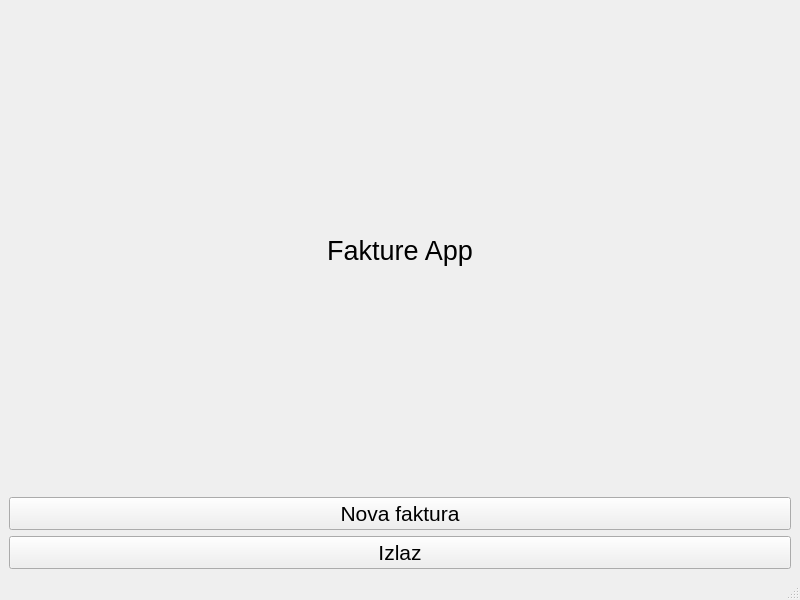
The window that ui/main_window.ui (tvle-exe/fakture_app) describes before a commit, drawn with Qt 5.
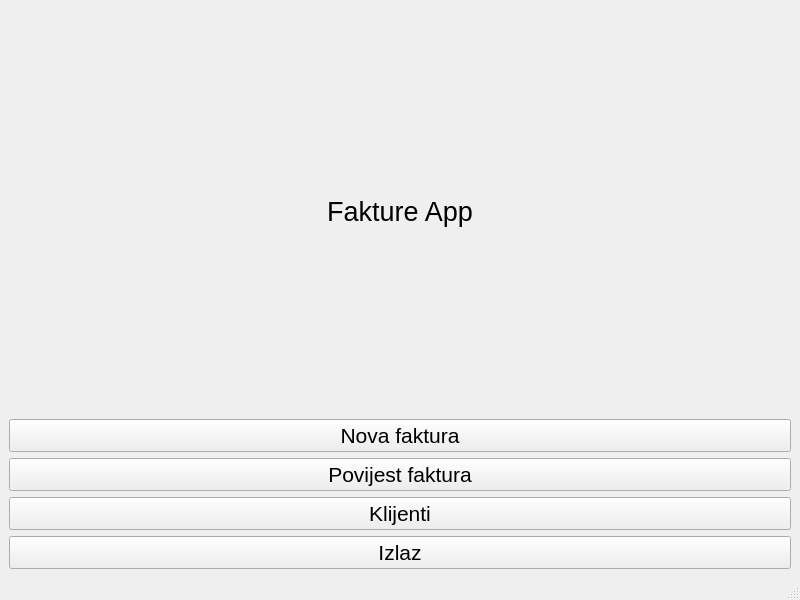
The same window after the commit.

Diff of the .ui file:
```diff
--- a/ui/main_window.ui
+++ b/ui/main_window.ui
@@ -42,6 +42,33 @@
       </property>
      </widget>
     </item>
+
+     <item>
+     <widget class="QPushButton" name="povijestFakturaButton">
+      <property name="font">
+       <font>
+        <pointsize>16</pointsize>
+       </font>
+      </property>
+      <property name="text">
+       <string>Povijest faktura</string>
+      </property>
+     </widget>
+    </item>
+    
+    <item>
+     <widget class="QPushButton" name="clientsButton">
+      <property name="font">
+       <font>
+        <pointsize>16</pointsize>
+       </font>
+      </property>
+      <property name="text">
+       <string>Klijenti</string>
+      </property>
+     </widget>
+    </item>
+
     <item>
      <widget class="QPushButton" name="exitButton">
       <property name="font">
```
Left out of the diff: 16 changed lines with no effect on the pictures.
